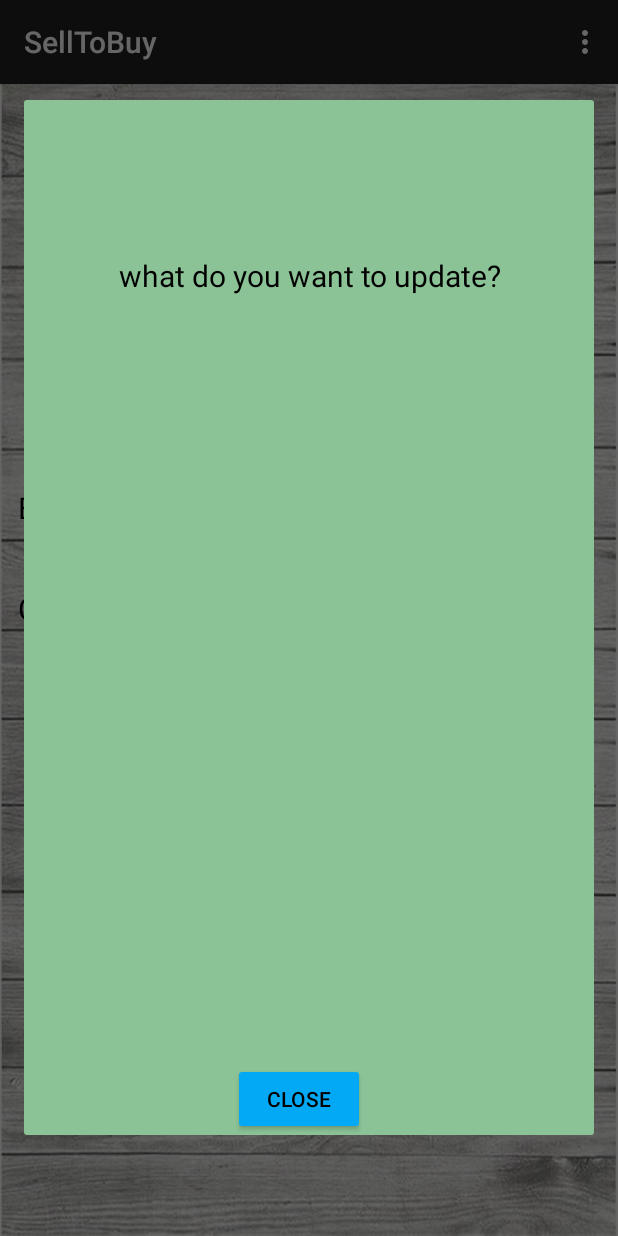
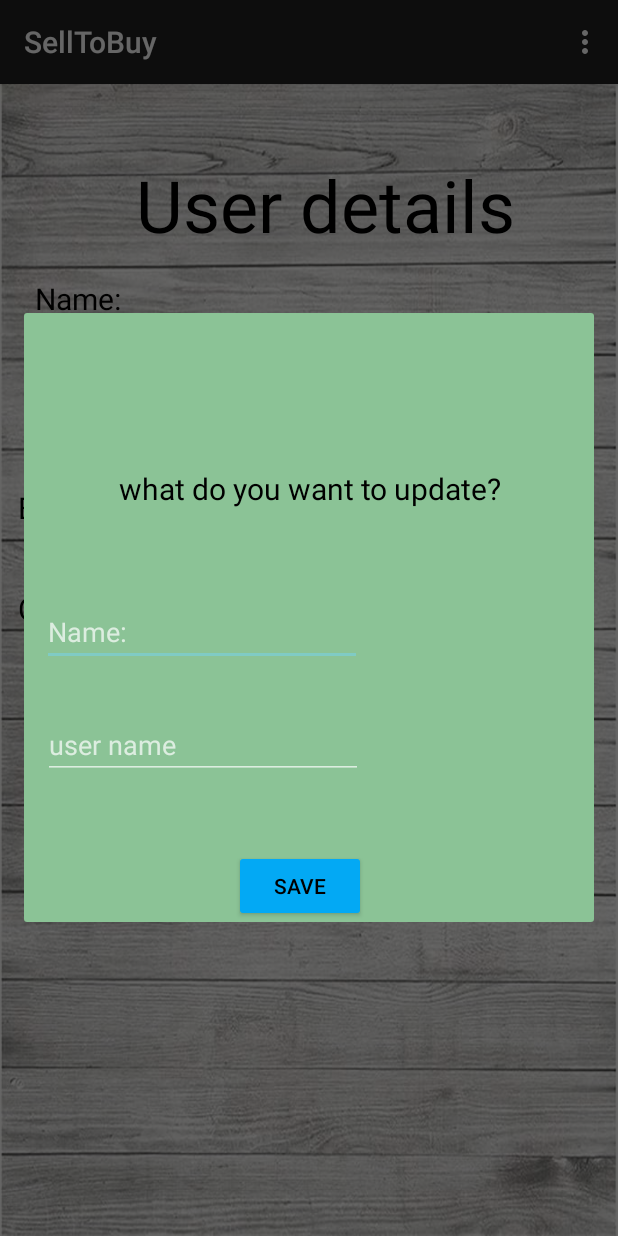
Before and after one commit to liamshmilo2/SellToBuy, an Android app: the Userdetails screen opened directly, with no data from a screen before it, after a tap on "UPDATE DETAILS", on a phone screen of 412 x 824 dp. Run offline under Robolectric (Android 15) with nearby library versions, the phone set to English and light mode, and no system bars; our stand-ins replace Firebase (no records; nobody signed in at launch, a user with empty details on screens opened directly); Roboto replaces fonts that are not available here; 5 statements that could not run were skipped.

Commit message:
final 11/3/24

```diff
--- a/app/src/main/java/com/example/selltobuy/activities/Userdetails.java
+++ b/app/src/main/java/com/example/selltobuy/activities/Userdetails.java
@@ -13,11 +13,14 @@ import android.view.MenuItem;
 import android.view.View;
 import android.widget.AdapterView;
 import android.widget.Button;
+import android.widget.EditText;
 import android.widget.TextView;
+import android.widget.Toast;
 
 import com.example.selltobuy.FirebaseController;
 import com.example.selltobuy.IFirebaseCallback;
 import com.example.selltobuy.ProductAdapter;
+import com.example.selltobuy.classes.Check;
 import com.example.selltobuy.classes.Product;
 import com.example.selltobuy.R;
 import com.example.selltobuy.classes.TechProduct;
@@ -78,6 +81,8 @@ public class Userdetails extends AppCompatActivity implements IFirebaseCallback,
      * The Update btn.
      */
     Button updateBtn;
+    Check check;
+    String id;
 
     @Override
     protected void onCreate(Bundle savedInstanceState) {
@@ -101,6 +106,8 @@ public class Userdetails extends AppCompatActivity implements IFirebaseCallback,
         recyclerviewProduct2 = findViewById(R.id.recyclerview_product2);
         RecyclerView.LayoutManager layoutManager = new LinearLayoutManager(this);
         recyclerviewProduct2.setLayoutManager(layoutManager);
+
+        check=new Check();
     }
 
     //הפולה יוצרת את ה menu
@@ -136,6 +143,7 @@ public class Userdetails extends AppCompatActivity implements IFirebaseCallback,
         usernameDetails.setText("User name: " + user.getUserName());
         emailDetails.setText("Email: " + user.getEmail());
         coinsDetails.setText("Coin number: " + user.getCoin());
+        id=user.getId();
     }
 
 
@@ -159,11 +167,20 @@ public class Userdetails extends AppCompatActivity implements IFirebaseCallback,
         if (view==updateBtn){
             Dialog dialog = new Dialog(Userdetails.this);
             dialog.setContentView(R.layout.updatedialog);
+            EditText name = dialog.findViewById(R.id.name);
+            EditText username = dialog.findViewById(R.id.usernamedetails);
             Button btnclose = dialog.findViewById(R.id.btnclose);
             btnclose.setOnClickListener(new View.OnClickListener() {
                 @Override
                 public void onClick(View view) {
-                    dialog.dismiss();
+                    if(check.checkName(name.getText().toString())==true)
+                    {
+                        firebaseController.updateName(name.getText().toString(),id);
+                    }
+                    if(check.checkName(username.getText().toString())==true)
+                    {
+                        firebaseController.updateUserName(username.getText().toString(),id);
+                    }
                 }
             });
             dialog.show();
--- a/app/src/main/res/layout/activity_main.xml
+++ b/app/src/main/res/layout/activity_main.xml
@@ -10,8 +10,8 @@
 
     <TextView
         android:id="@+id/textHome"
-        android:layout_width="327dp"
-        android:layout_height="76dp"
+        android:layout_width="167dp"
+        android:layout_height="171dp"
         android:layout_marginStart="39dp"
         android:layout_marginTop="72dp"
         android:layout_marginEnd="39dp"
@@ -23,7 +23,7 @@
         android:textSize="50sp"
         app:layout_constraintBottom_toBottomOf="parent"
         app:layout_constraintEnd_toEndOf="parent"
-        app:layout_constraintHorizontal_bias="1.0"
+        app:layout_constraintHorizontal_bias="0.0"
         app:layout_constraintStart_toStartOf="parent"
         app:layout_constraintTop_toTopOf="parent"
         app:layout_constraintVertical_bias="0.0" />
--- a/app/src/main/res/layout/updatedialog.xml
+++ b/app/src/main/res/layout/updatedialog.xml
@@ -27,12 +27,44 @@
         android:layout_width="wrap_content"
         android:layout_height="wrap_content"
         android:layout_marginStart="144dp"
-        android:layout_marginTop="488dp"
+        android:layout_marginTop="204dp"
         android:layout_marginEnd="158dp"
-        android:text="@string/close"
+        android:backgroundTint="#03A9F4"
+        android:text="@string/save"
+        android:textColor="@color/black"
+        app:layout_constraintEnd_toEndOf="parent"
+        app:layout_constraintHorizontal_bias="0.38"
+        app:layout_constraintStart_toStartOf="parent"
+        app:layout_constraintTop_toBottomOf="@+id/update" />
+
+    <EditText
+        android:id="@+id/name"
+        android:layout_width="wrap_content"
+        android:layout_height="wrap_content"
+        android:layout_marginStart="20dp"
+        android:layout_marginTop="36dp"
+        android:layout_marginEnd="162dp"
+        android:ems="10"
+        android:hint="@string/name"
+        android:inputType="text"
+        app:layout_constraintEnd_toEndOf="parent"
+        app:layout_constraintHorizontal_bias="0.526"
+        app:layout_constraintStart_toStartOf="parent"
+        app:layout_constraintTop_toBottomOf="@+id/update" />
+
+    <EditText
+        android:id="@+id/usernamedetails"
+        android:layout_width="wrap_content"
+        android:layout_height="wrap_content"
+        android:layout_marginStart="20dp"
+        android:layout_marginTop="30dp"
+        android:layout_marginEnd="162dp"
+        android:ems="10"
+        android:inputType="text"
+        android:hint="user name"
         app:layout_constraintEnd_toEndOf="parent"
         app:layout_constraintStart_toStartOf="parent"
-        app:layout_constraintTop_toBottomOf="@+id/update"
-        android:backgroundTint="#03A9F4"
-        android:textColor="@color/black"/>
+        app:layout_constraintTop_toBottomOf="@+id/name" />
+
+
 </androidx.constraintlayout.widget.ConstraintLayout>
```
Also changed, not shown: app/src/main/java/com/example/selltobuy/FirebaseController.java (+18 -2 lines), app/src/main/res/layout/logindialog.xml (+15 -1 lines), app/src/main/res/layout/recycleritem_product.xml (+8 -8 lines).
